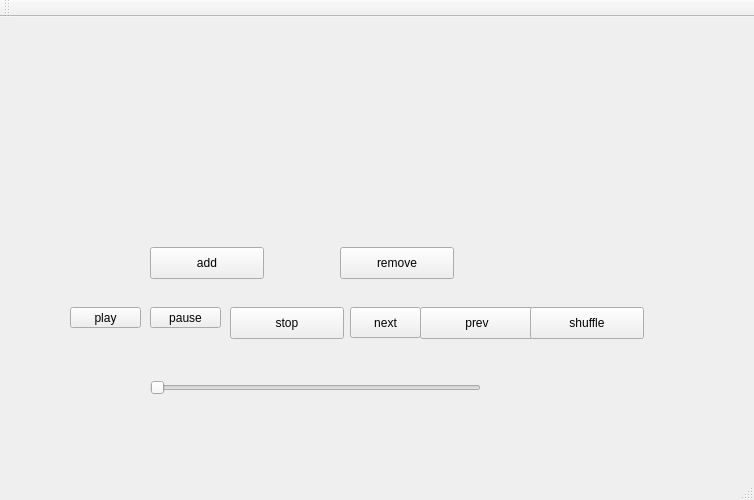
Markcuz/Thesis, file Test Programs/mediaTest/mainwindow.ui: the form before one commit.
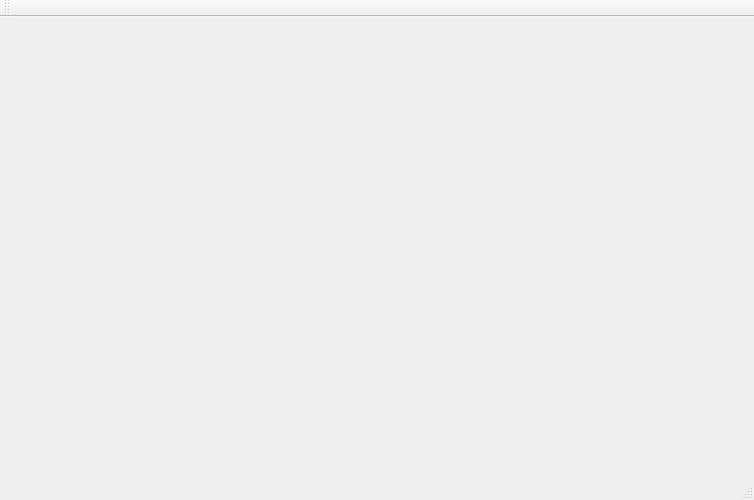
The form after the commit.

```diff
--- a/Test Programs/mediaTest/mainwindow.ui
+++ b/Test Programs/mediaTest/mainwindow.ui
@@ -13,125 +13,7 @@
   <property name="windowTitle">
    <string>MainWindow</string>
   </property>
-  <widget class="QWidget" name="centralWidget">
-   <widget class="QPushButton" name="play">
-    <property name="geometry">
-     <rect>
-      <x>70</x>
-      <y>290</y>
-      <width>71</width>
-      <height>21</height>
-     </rect>
-    </property>
-    <property name="text">
-     <string>play</string>
-    </property>
-   </widget>
-   <widget class="QPushButton" name="pause">
-    <property name="geometry">
-     <rect>
-      <x>150</x>
-      <y>290</y>
-      <width>71</width>
-      <height>21</height>
-     </rect>
-    </property>
-    <property name="text">
-     <string>pause</string>
-    </property>
-   </widget>
-   <widget class="QPushButton" name="next">
-    <property name="geometry">
-     <rect>
-      <x>350</x>
-      <y>290</y>
-      <width>71</width>
-      <height>31</height>
-     </rect>
-    </property>
-    <property name="text">
-     <string>next</string>
-    </property>
-   </widget>
-   <widget class="QPushButton" name="prev">
-    <property name="geometry">
-     <rect>
-      <x>420</x>
-      <y>290</y>
-      <width>114</width>
-      <height>32</height>
-     </rect>
-    </property>
-    <property name="text">
-     <string>prev</string>
-    </property>
-   </widget>
-   <widget class="QPushButton" name="stop">
-    <property name="geometry">
-     <rect>
-      <x>230</x>
-      <y>290</y>
-      <width>114</width>
-      <height>32</height>
-     </rect>
-    </property>
-    <property name="text">
-     <string>stop</string>
-    </property>
-   </widget>
-   <widget class="QPushButton" name="add">
-    <property name="geometry">
-     <rect>
-      <x>150</x>
-      <y>230</y>
-      <width>114</width>
-      <height>32</height>
-     </rect>
-    </property>
-    <property name="text">
-     <string>add</string>
-    </property>
-   </widget>
-   <widget class="QPushButton" name="remove">
-    <property name="geometry">
-     <rect>
-      <x>340</x>
-      <y>230</y>
-      <width>114</width>
-      <height>32</height>
-     </rect>
-    </property>
-    <property name="text">
-     <string>remove</string>
-    </property>
-   </widget>
-   <widget class="QSlider" name="trackLength">
-    <property name="geometry">
-     <rect>
-      <x>150</x>
-      <y>360</y>
-      <width>331</width>
-      <height>22</height>
-     </rect>
-    </property>
-    <property name="orientation">
-     <enum>Qt::Horizontal</enum>
-    </property>
-   </widget>
-   <widget class="QPushButton" name="shuffle">
-    <property name="geometry">
-     <rect>
-      <x>530</x>
-      <y>290</y>
-      <width>114</width>
-      <height>32</height>
-     </rect>
-    </property>
-    <property name="text">
-     <string>shuffle</string>
-    </property>
-   </widget>
-  </widget>
+  <widget class="QWidget" name="centralWidget"/>
   <widget class="QMenuBar" name="menuBar">
    <property name="geometry">
     <rect>
```
